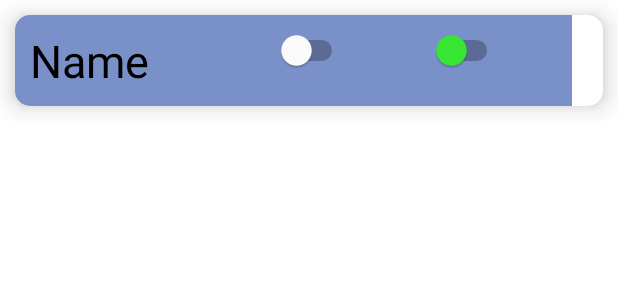
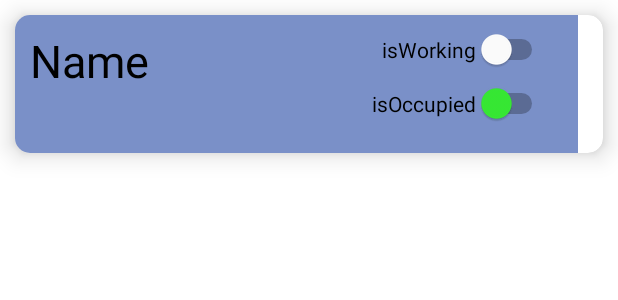
Before and after one commit to brahma-keerthi/College-Manager, an Android app: the layout admin_card.xml on its own in the app's theme, with its tools: preview values and no code run, on a phone screen of 412 x 824 dp. Shown: the top 300 px of the screen. Run offline under Robolectric (Android 15) with nearby library versions, the phone set to English and light mode, and no system bars.

Commit message:
Change Occupancy and Is working switches added in admin side

```diff
--- a/app/src/main/java/com/example/collegemanager/Adapter.java
+++ b/app/src/main/java/com/example/collegemanager/Adapter.java
@@ -12,6 +12,7 @@ import androidx.annotation.NonNull;
 import androidx.recyclerview.widget.RecyclerView;
 
 import java.util.List;
+
 // Its the adapter to convert array to recycler view in user ui
 
 public class Adapter extends RecyclerView.Adapter<Adapter.ViewHolder> {
@@ -57,7 +58,7 @@ public class Adapter extends RecyclerView.Adapter<Adapter.ViewHolder> {
             itemView.setOnClickListener(new View.OnClickListener() {
                 @Override
                 public void onClick(View v) {
-                    Toast.makeText(v.getContext(), "Clicked -> " + getAdapterPosition(), Toast.LENGTH_SHORT).show();
+                    Toast.makeText(v.getContext(), title.getText().toString() + " is Clicked...", Toast.LENGTH_SHORT).show();
                 }
             });
         }
--- a/app/src/main/java/com/example/collegemanager/StudentMainActivity.java
+++ b/app/src/main/java/com/example/collegemanager/StudentMainActivity.java
@@ -67,7 +67,7 @@ public class StudentMainActivity extends AppCompatActivity {
 
                                 if ( flag == 2 )
                                     images.add(R.drawable.yellow);
-                                else if (flag == 0)
+                                else if (flag == 1)
                                     images.add(R.drawable.red);
                                 else
                                     images.add(R.drawable.green);
--- a/app/src/main/res/layout/admin_card.xml
+++ b/app/src/main/res/layout/admin_card.xml
@@ -6,8 +6,7 @@
 
     <RelativeLayout
         android:layout_width="match_parent"
-        android:layout_height="wrap_content"
-        >
+        android:layout_height="134dp">
 
         <androidx.cardview.widget.CardView
             android:layout_width="match_parent"
@@ -17,15 +16,15 @@
             app:cardElevation="10dp">
 
             <RelativeLayout
-                android:layout_width="371dp"
-                android:layout_height="match_parent"
+                android:layout_width="375dp"
+                android:layout_height="92dp"
                 android:background="@android:color/system_accent1_400"
                 android:padding="10dp">
 
                 <TextView
                     android:id="@+id/name"
-                    android:layout_width="wrap_content"
-                    android:layout_height="wrap_content"
+                    android:layout_width="184dp"
+                    android:layout_height="59dp"
                     android:text="Name"
                     android:textColor="@color/black"
                     android:textFontWeight="1000"
@@ -36,7 +35,10 @@
                     android:layout_width="wrap_content"
                     android:layout_height="wrap_content"
                     android:layout_alignParentEnd="true"
-                    android:layout_marginEnd="36dp"
+                    android:layout_alignParentBottom="true"
+                    android:layout_marginEnd="10dp"
+                    android:layout_marginBottom="9dp"
+                    android:text="isOccupied"
                     android:thumbTint="@drawable/thump_switch" />
 
                 <Switch
@@ -44,7 +46,10 @@
                     android:layout_width="wrap_content"
                     android:layout_height="wrap_content"
                     android:layout_alignParentEnd="true"
-                    android:layout_marginEnd="139dp"
+                    android:layout_alignParentBottom="true"
+                    android:layout_marginEnd="10dp"
+                    android:layout_marginBottom="45dp"
+                    android:text="isWorking"
                     android:thumbTint="@drawable/status_switch" />
             </RelativeLayout>
 
--- a/app/src/main/res/layout/admin_dialog.xml
+++ b/app/src/main/res/layout/admin_dialog.xml
@@ -13,7 +13,7 @@
             android:layout_width="match_parent"
             android:layout_height="wrap_content"
             android:background="@drawable/edittext_style"
-            android:hint="Enter Slot Name"
+            android:hint="Enter Equipment/System/Tool Name"
             android:paddingLeft="20dp"
             android:paddingTop="10dp"
             android:paddingRight="20dp"
```
Also changed, not shown: app/src/main/java/com/example/collegemanager/AdminMainActivity.java (+23 -7 lines).
